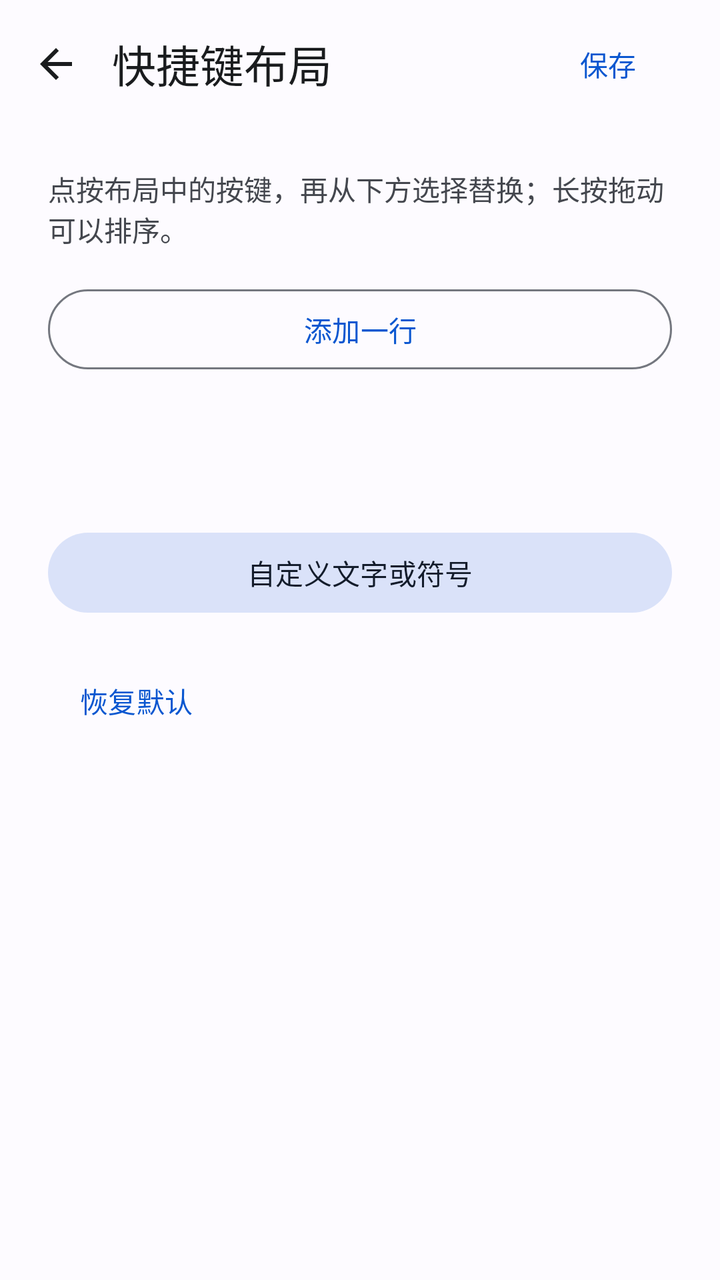
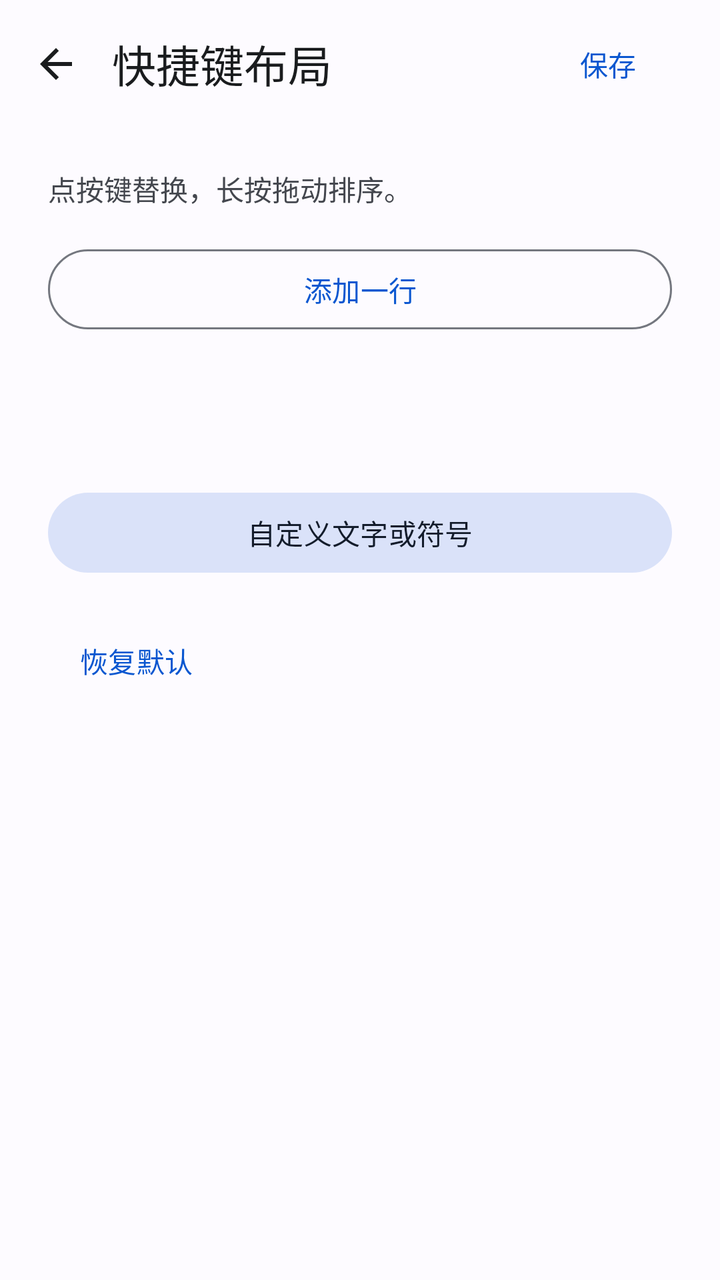

The first picture is an Android layout as it rendered before a commit; the second is the same layout after the commit. The layout source and the unified diff follow.
<!-- AndroidManifest.xml: application theme AppTheme -->
<!-- res/layout/dialog_extra_keys.xml -->
<?xml version="1.0" encoding="utf-8"?>
<LinearLayout
    xmlns:android="http://schemas.android.com/apk/res/android"
    xmlns:app="http://schemas.android.com/apk/res-auto"
    android:layout_width="match_parent"
    android:layout_height="match_parent"
    android:orientation="vertical"
    android:background="?attr/colorSurface"
    android:fitsSystemWindows="true">
    <LinearLayout
        android:layout_width="match_parent"
        android:layout_height="wrap_content"
        android:minHeight="64dp"
        android:gravity="center_vertical"
        android:paddingEnd="12dp">
        <ImageButton
            android:id="@+id/btn_cancel_extra_keys"
            android:layout_width="56dp"
            android:layout_height="56dp"
            android:background="?attr/selectableItemBackgroundBorderless"
            android:padding="16dp"
            android:src="@drawable/ic_arrow_back"
            app:tint="?attr/colorOnSurface"
            android:contentDescription="@string/navigate_back" />
        <TextView
            android:layout_width="0dp"
            android:layout_height="wrap_content"
            android:text="@string/extra_keys_title"
            android:textSize="22sp"
            android:textColor="?attr/colorOnSurface"
            android:id="@+id/tv_dialog_title"
            android:layout_weight="1" />
        <com.google.android.material.button.MaterialButton
            android:id="@+id/btn_save_extra_keys"
            style="@style/Widget.Material3.Button.TextButton"
            android:layout_width="wrap_content"
            android:layout_height="wrap_content"
            android:minHeight="48dp"
            android:text="@string/save" />
    </LinearLayout>
    <androidx.core.widget.NestedScrollView
        android:layout_width="match_parent"
        android:layout_height="0dp"
        android:layout_weight="1"
        android:fillViewport="true"
        android:clipToPadding="false">
        <LinearLayout
            android:layout_width="match_parent"
            android:layout_height="wrap_content"
            android:orientation="vertical"
            android:paddingStart="24dp"
            android:paddingEnd="24dp"
            android:paddingBottom="32dp">
            <TextView
                android:layout_width="match_parent"
                android:layout_height="wrap_content"
                android:paddingTop="20dp"
                android:paddingBottom="16dp"
                android:text="点按布局中的按键，再从下方选择替换；长按拖动可以排序。"
                android:textColor="?attr/colorOnSurfaceVariant"
                android:textSize="14sp" />
            <LinearLayout
                android:id="@+id/extra_keys_preview"
                android:layout_width="match_parent"
                android:layout_height="wrap_content"
                android:orientation="vertical" />
            <com.google.android.material.button.MaterialButton
                android:id="@+id/btn_add_key_row"
                style="@style/Widget.Material3.Button.OutlinedButton"
                android:layout_width="match_parent"
                android:layout_height="48dp"
                android:text="添加一行" />
            <TextView
                android:id="@+id/extra_keys_selection"
                android:layout_width="match_parent"
                android:layout_height="wrap_content"
                android:paddingTop="24dp"
                android:paddingBottom="12dp"
                android:textColor="?attr/colorOnSurface"
                android:textSize="16sp" />
            <LinearLayout
                android:id="@+id/extra_keys_move_actions"
                android:layout_width="match_parent"
                android:layout_height="wrap_content"
                android:orientation="horizontal" />
            <com.google.android.material.chip.ChipGroup
                android:id="@+id/extra_keys_palette"
                android:layout_width="match_parent"
                android:layout_height="wrap_content"
                android:layout_marginTop="16dp" />
            <com.google.android.material.button.MaterialButton
                android:id="@+id/btn_custom_key_text"
                style="@style/Widget.Material3.Button.TonalButton"
                android:layout_width="match_parent"
                android:layout_height="48dp"
                android:text="自定义文字或符号" />
            <com.google.android.material.button.MaterialButton
                android:id="@+id/btn_reset_extra_keys"
                style="@style/Widget.Material3.Button.TextButton"
                android:layout_width="wrap_content"
                android:layout_height="48dp"
                android:text="@string/restore_default"
                android:layout_gravity="start"
                android:layout_marginTop="16dp" />
        </LinearLayout>
    </androidx.core.widget.NestedScrollView>
</LinearLayout>
<!-- resources referenced by this layout -->
<resources>
  <!-- drawable ic_arrow_back (drawable) -->
  <vector xmlns:android="http://schemas.android.com/apk/res/android" xmlns:app="http://schemas.android.com/apk/res-auto" android:width="24dp" android:height="24dp" android:viewportWidth="24" android:viewportHeight="24"><path android:fillColor="#FFFFFFFF" android:pathData="M20,11H7.83l5.59,-5.59L12,4l-8,8 8,8 1.42,-1.41L7.83,13H20z"/></vector>
  <string name="extra_keys_title">快捷键布局</string>
  <string name="navigate_back">返回</string>
  <string name="restore_default">恢复默认</string>
  <string name="save">保存</string>
  <style name="AppTheme" parent="BaseAppTheme" />
  <color name="md_theme_primary">#0B57D0</color>
  <color name="md_theme_onPrimary">#FFFFFF</color>
  <color name="md_theme_primaryContainer">#D3E3FD</color>
  <color name="md_theme_onPrimaryContainer">#041E49</color>
  <color name="md_theme_secondary">#565E71</color>
  <color name="md_theme_onSecondary">#FFFFFF</color>
  <color name="md_theme_secondaryContainer">#DAE2F9</color>
  <color name="md_theme_onSecondaryContainer">#131C2B</color>
  <color name="md_theme_tertiary">#146C2E</color>
  <color name="md_theme_onTertiary">#FFFFFF</color>
  <color name="md_theme_tertiaryContainer">#C4EED0</color>
  <color name="md_theme_onTertiaryContainer">#072711</color>
  <color name="md_theme_error">#BA1A1A</color>
  <color name="md_theme_onError">#FFFFFF</color>
  <color name="md_theme_errorContainer">#FFDAD6</color>
  <color name="md_theme_onErrorContainer">#410002</color>
  <color name="md_theme_surface">#FDFBFF</color>
  <color name="md_theme_onSurface">#1A1C1E</color>
  <color name="md_theme_surfaceVariant">#E1E2EC</color>
  <color name="md_theme_onSurfaceVariant">#44474E</color>
  <color name="md_theme_surfaceContainerLowest">#FFFFFF</color>
  <color name="md_theme_surfaceContainerLow">#F7F8FC</color>
  <color name="md_theme_surfaceContainer">#F1F3F9</color>
  <color name="md_theme_surfaceContainerHigh">#ECEEF4</color>
  <color name="md_theme_surfaceContainerHighest">#E6E8EE</color>
  <color name="md_theme_onBackground">#1A1C1E</color>
  <color name="md_theme_outline">#74777F</color>
  <color name="md_theme_outlineVariant">#C4C6D0</color>
  <color name="term_surface">#111318</color>
  <style name="PixelBottomSheetDialogTheme" parent="ThemeOverlay.Material3.BottomSheetDialog">
          <item name="bottomSheetStyle">@style/PixelBottomSheetModalStyle</item>
      </style>
  <style name="PixelAlertDialogTheme" parent="ThemeOverlay.Material3.MaterialAlertDialog">
          <item name="shapeAppearance">@style/ShapeAppearance.Pixel.Dialog</item>
          <item name="colorSurface">?attr/colorSurfaceContainerHigh</item>
      </style>
  <style name="PixelBottomSheetModalStyle" parent="Widget.Material3.BottomSheet.Modal">
          <item name="backgroundTint">?attr/colorSurfaceContainerLow</item>
          <item name="shapeAppearance">@style/ShapeAppearance.Pixel.BottomSheet</item>
      </style>
  <style name="ShapeAppearance.Pixel.Dialog" parent="ShapeAppearance.Material3.Corner.ExtraLarge">
          <item name="cornerSize">28dp</item>
      </style>
  <style name="ShapeAppearance.Pixel.BottomSheet" parent="ShapeAppearance.Material3.Corner.ExtraLarge">
          <item name="cornerSizeTopLeft">28dp</item>
          <item name="cornerSizeTopRight">28dp</item>
          <item name="cornerSizeBottomLeft">0dp</item>
          <item name="cornerSizeBottomRight">0dp</item>
      </style>
  <!-- unchanged entries left out for length: 1 -->
</resources>

<!-- the commit's change to res/layout/dialog_extra_keys.xml (unified diff, before → after) -->
@@ -56,7 +56,7 @@
                 android:layout_height="wrap_content"
                 android:paddingTop="20dp"
                 android:paddingBottom="16dp"
-                android:text="点按布局中的按键，再从下方选择替换；长按拖动可以排序。"
+                android:text="点按键替换，长按拖动排序。"
                 android:textColor="?attr/colorOnSurfaceVariant"
                 android:textSize="14sp" />
             <LinearLayout
